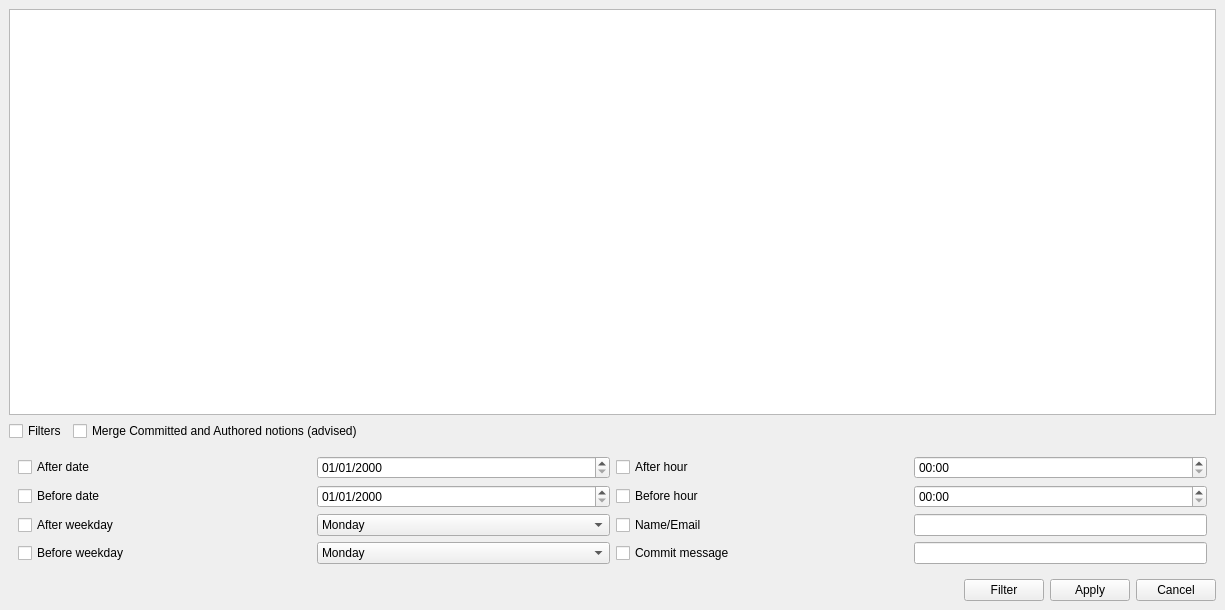
This is qGitFilterBranch/main_window.ui in mike-perdide/gitbuster as Qt 5 draws it before an edit. The edited form follows.
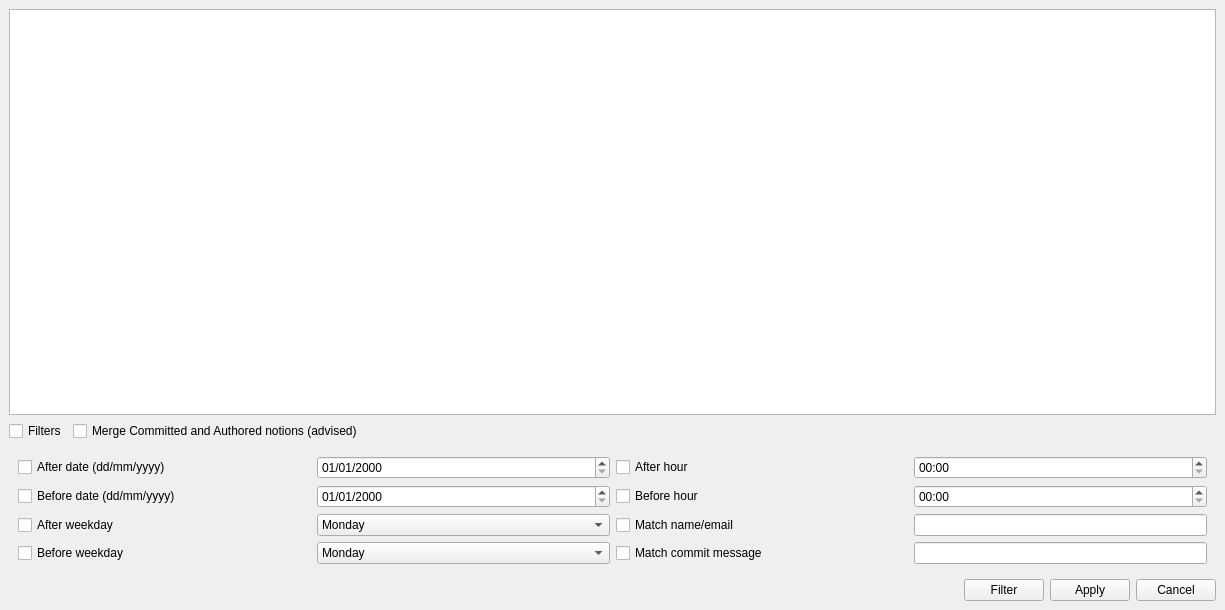
This is the edited form.

Commit message: Changed the filter labels.

```diff
--- a/qGitFilterBranch/main_window.ui
+++ b/qGitFilterBranch/main_window.ui
@@ -155,7 +155,7 @@
          <item row="1" column="0">
           <widget class="QCheckBox" name="beforeDateFilterCheckBox">
            <property name="text">
-            <string>Before date</string>
+            <string>Before date (dd/mm/yyyy)</string>
            </property>
           </widget>
          </item>
@@ -169,7 +169,7 @@
          <item row="3" column="2" colspan="2">
           <widget class="QCheckBox" name="commitFilterCheckBox">
            <property name="text">
-            <string>Commit message</string>
+            <string>Match commit message</string>
            </property>
           </widget>
          </item>
@@ -193,7 +193,7 @@
          <item row="2" column="2" colspan="2">
           <widget class="QCheckBox" name="nameEmailFilterCheckBox">
            <property name="text">
-            <string>Name/Email</string>
+            <string>Match name/email</string>
            </property>
           </widget>
          </item>
@@ -217,7 +217,7 @@
          <item row="0" column="0">
           <widget class="QCheckBox" name="afterDateFilterCheckBox">
            <property name="text">
-            <string>After date</string>
+            <string>After date (dd/mm/yyyy)</string>
            </property>
           </widget>
          </item>
```
